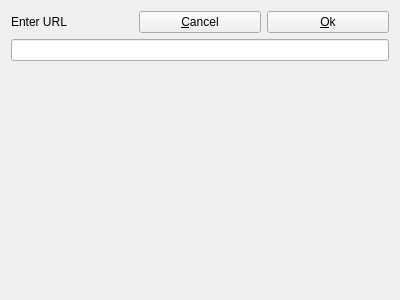
This is qdlggeturl.ui in python3lover/colourapp as Qt 5 draws it before an edit. The edited form follows.
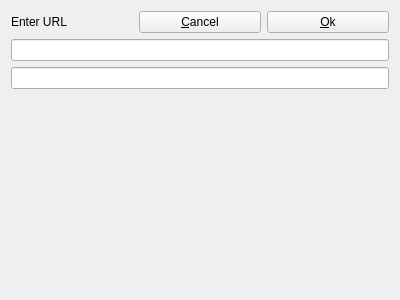
This is the edited form.

```diff
--- a/qdlggeturl.ui
+++ b/qdlggeturl.ui
@@ -44,6 +44,9 @@
      <item>
       <widget class="QLineEdit" name="QLEURL"/>
      </item>
+     <item>
+      <widget class="QLineEdit" name="QLEPath"/>
+     </item>
      <item>
       <spacer name="QVSRoot">
        <property name="orientation">
```
